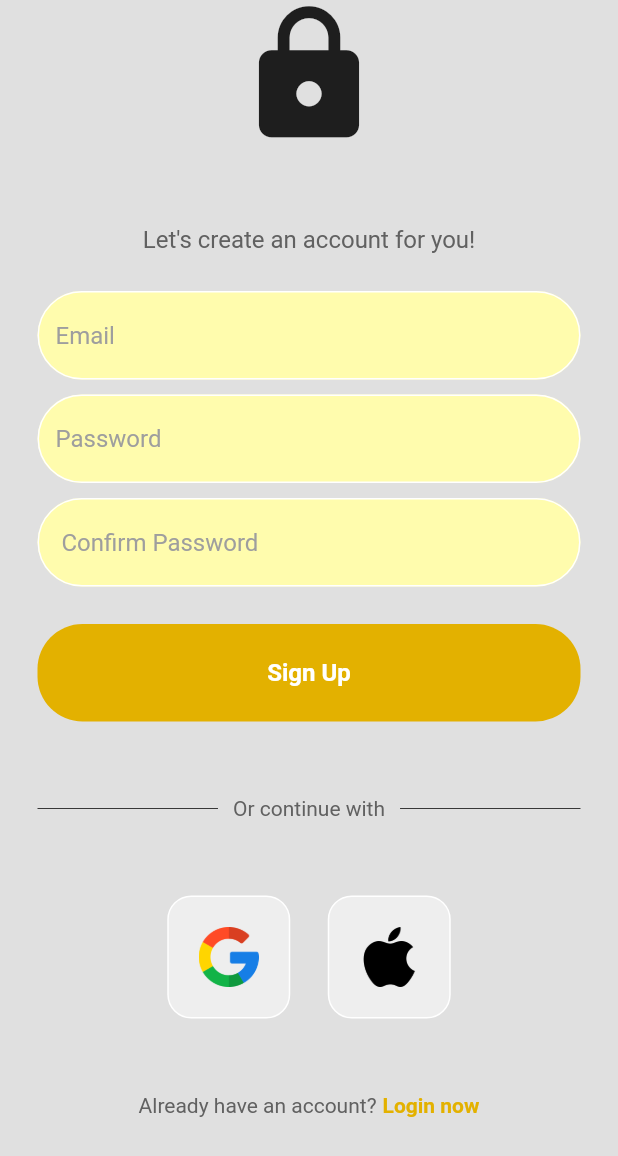
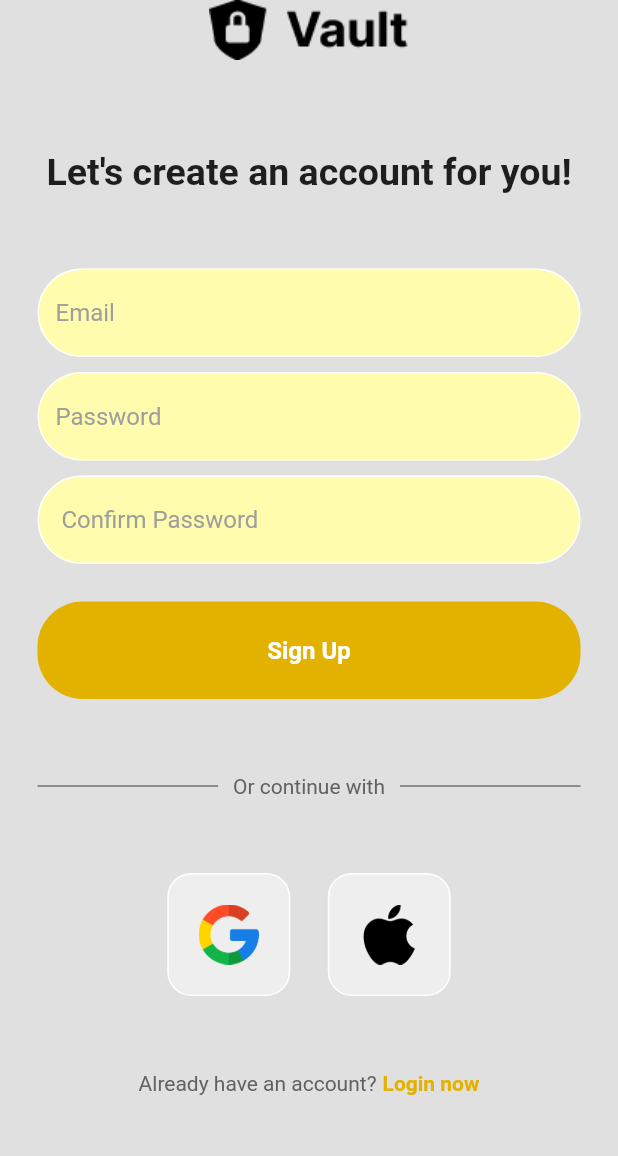
Before and after one commit to verz0/Vault, a Flutter app: the RegisterPage screen opened directly with empty values, on a phone screen of 412 x 824 dp. Shown: the top 1156 px of the screen. Run offline on Flutter 3.47's test engine with Material 2 defaults, Android fonts, the phone set to English and light mode, and no system bars; our stand-ins replace firebase_auth, firebase_core, flutter_svg, google_sign_in; accounts and stored records are empty; network calls fail.

Commit message:
made changes to register page

```diff
--- a/lib/components/squaretile.dart
+++ b/lib/components/squaretile.dart
@@ -4,12 +4,19 @@ import 'package:flutter/src/widgets/placeholder.dart';
 import 'package:flutter/widgets.dart';
 
 class SquareTile extends StatelessWidget {
-  const SquareTile({super.key, required this.imagePath});
+  const SquareTile({
+    super.key,
+    required this.imagePath,
+    required this.onTap,
+  });
   final String imagePath;
+  final Function()? onTap;
 
   @override
   Widget build(BuildContext context) {
-    return Container(
+    return GestureDetector(
+      onTap: onTap,
+      child: Container(
         padding: EdgeInsets.all(20),
         decoration: BoxDecoration(
           border: Border.all(color: Colors.white),
@@ -20,6 +27,7 @@ class SquareTile extends StatelessWidget {
           imagePath,
           height: 40,
         ),
+      ),
     );
   }
 }
--- a/lib/pages/intro_page.dart
+++ b/lib/pages/intro_page.dart
@@ -24,7 +24,7 @@ class IntroPage extends StatelessWidget {
           children: [
             Image.asset('lib/images/logo.png'),
             const SizedBox(
-              height: 60,
+              height: 100,
             ),
             Image.asset('lib/images/man.png'),
             const SizedBox(
@@ -36,7 +36,7 @@ class IntroPage extends StatelessWidget {
               style: TextStyle(fontWeight: FontWeight.bold, fontSize: 30),
             ),
             const SizedBox(
-              height: 170,
+              height: 130,
             ),
             MyButton(
                 onTap: () => Navigator.pushReplacementNamed(context, '/auth'),
--- a/lib/pages/register_page.dart
+++ b/lib/pages/register_page.dart
@@ -3,6 +3,7 @@ import 'package:vault/components/mybutton.dart';
 import 'package:vault/components/squaretile.dart';
 import 'package:vault/components/textfield.dart';
 import 'package:firebase_auth/firebase_auth.dart';
+import 'package:vault/services/auth.dart';
 
 class RegisterPage extends StatefulWidget {
   final Function()? onTap;
@@ -67,21 +68,17 @@ class _RegisterPageState extends State<RegisterPage> {
             child: Column(
               mainAxisAlignment: MainAxisAlignment.center,
               children: [
-                const Icon(
-                  Icons.lock,
-                  size: 100,
-                ),
+                Image.asset('lib/images/logo.png'),
                 const SizedBox(
                   height: 50,
                 ),
-                Text(
-                  'Let\'s create an account for you!',
-                  style: TextStyle(
-                    color: Colors.grey[700],
-                    fontSize: 16,
-                  ),
+                const SizedBox(height: 10),
+                const Text(
+                  "Let's create an account for you!",
+                  textAlign: TextAlign.center,
+                  style: TextStyle(fontWeight: FontWeight.bold, fontSize: 25),
                 ),
-                const SizedBox(height: 25),
+                const SizedBox(height: 50),
                 MyTextField(
                   controller: emailController,
                   hintText: 'Email',
@@ -134,10 +131,12 @@ class _RegisterPageState extends State<RegisterPage> {
                 const SizedBox(height: 50),
                 Row(
                   mainAxisAlignment: MainAxisAlignment.center,
-                  children: const [
-                    SquareTile(imagePath: 'lib/images/google.png'),
+                  children: [
+                    SquareTile(
+                        onTap: () => AuthService().signInWithGoogle(),
+                        imagePath: 'lib/images/google.png'),
                     SizedBox(width: 25),
-                    SquareTile(imagePath: 'lib/images/apple.png')
+                    SquareTile(onTap: () {}, imagePath: 'lib/images/apple.png')
                   ],
                 ),
                 const SizedBox(height: 50),
```
Also changed, not shown: lib/pages/login_page.dart (+27 -18 lines), lib/services/auth.dart (added, +17 -0 lines), lib/images/enter.png (added), 10 other files. Lines whose indentation alone changed are shown as unchanged.
